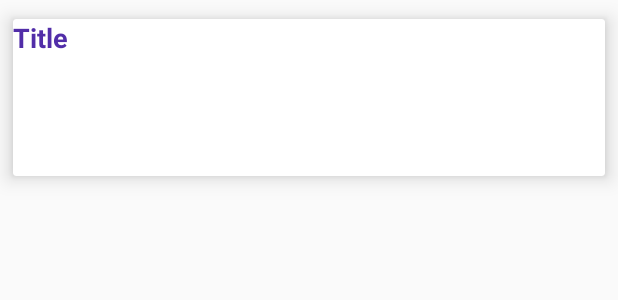
After one commit to Gravity-Innovative-Solutions/aurislife, an Android app: the layout notification_single.xml on its own in the app's theme, with its tools: preview values and no code run, on a phone screen of 412 x 824 dp. The commit adds this screen. Shown: the top 300 px of the screen. Run offline under Robolectric (Android 15) with nearby library versions, the phone set to English and light mode, and no system bars.

Commit message:
Added otp and asyctask on version code also notification actvity

```diff
--- a/app/build.gradle
+++ b/app/build.gradle
@@ -28,6 +28,7 @@ dependencies {
     compile 'com.android.support:support-v4:22.2.0'
     compile 'com.google.code.gson:gson:2.3'
     compile 'com.google.guava:guava:18.0'
+    compile "com.squareup.picasso:picasso:2.4.0"
     compile 'com.android.support:cardview-v7:22.2.0'
     compile 'net.i2p.android.ext:floatingactionbutton:1.9.0'
     compile 'com.microsoft.azure:azure-mobile-services-android-sdk:2.0.2'
--- a/app/src/main/java/in/gravitykerala/aurislife/SplashPage.java
+++ b/app/src/main/java/in/gravitykerala/aurislife/SplashPage.java
@@ -59,6 +59,7 @@ public class SplashPage extends AppCompatActivity {
         MobileServiceUser user = new MobileServiceUser(userId);
         user.setAuthenticationToken(tok);
         mClient.setCurrentUser(user);
+
 
     }
 
@@ -164,7 +165,7 @@ public class SplashPage extends AppCompatActivity {
                     Log.d("ID", result.Vname);
 
                     Toast.makeText(SplashPage.this, "" + result.Vcode, Toast.LENGTH_SHORT).show();
-                    if (versionCode < result.mVcode) {
+                    if (1 < result.mVcode) {
                         new CompolsuryUpdate(currentContext);
                     } else if (versionCode < result.Vcode) {
                         new NoCompulsaryUpdate(currentContext);
--- /dev/null
+++ b/app/src/main/res/layout/notification_single.xml
@@ -0,0 +1,83 @@
+<?xml version="1.0" encoding="utf-8"?>
+<LinearLayout xmlns:android="http://schemas.android.com/apk/res/android"
+    xmlns:app="http://schemas.android.com/apk/res-auto"
+    android:layout_width="match_parent"
+    android:layout_height="match_parent"
+
+    android:orientation="vertical">
+
+    <android.support.v7.widget.CardView
+        android:layout_width="match_parent"
+        android:layout_height="wrap_content"
+        app:cardElevation="8dp"
+        app:cardUseCompatPadding="true">
+
+        <LinearLayout
+            android:id="@+id/lnltmain"
+            android:layout_width="fill_parent"
+            android:layout_height="wrap_content"
+
+            android:orientation="horizontal">
+
+            <LinearLayout
+                android:id="@+id/lnlt0"
+                android:layout_width="wrap_content"
+                android:layout_height="wrap_content"
+
+                android:orientation="vertical">
+
+                <ImageView
+                    android:id="@+id/imageView2"
+                    android:layout_width="wrap_content"
+                    android:layout_height="wrap_content" />
+            </LinearLayout>
+
+            <LinearLayout
+                android:id="@+id/lnlt1"
+                android:layout_width="fill_parent"
+                android:layout_height="wrap_content"
+
+                android:orientation="vertical">
+
+                <TextView
+                    android:id="@+id/row_title"
+                    android:layout_width="fill_parent"
+                    android:layout_height="wrap_content"
+                    android:text="Title"
+
+
+                    android:textAppearance="?android:attr/textAppearanceMedium"
+                    android:textColor="@color/primary_darker"
+                    android:textStyle="bold" />
+
+                <TextView
+                    android:id="@+id/row_content"
+                    android:layout_width="fill_parent"
+                    android:layout_height="wrap_content"
+                    android:layout_marginLeft="3dp"
+                    android:paddingBottom="7dp"
+                    android:textAppearance="?android:attr/textAppearanceSmall"
+                    android:textColor="@color/primary_darker" />
+
+                <TextView
+                    android:id="@+id/row_content1"
+                    android:layout_width="fill_parent"
+                    android:layout_height="wrap_content"
+                    android:layout_marginLeft="3dp"
+                    android:paddingBottom="7dp"
+                    android:textAppearance="?android:attr/textAppearanceSmall"
+                    android:textColor="@color/primary_darker" />
+
+                <TextView
+                    android:id="@+id/row_content2"
+                    android:layout_width="fill_parent"
+                    android:layout_height="wrap_content"
+                    android:layout_marginLeft="3dp"
+                    android:paddingBottom="7dp"
+                    android:textAppearance="?android:attr/textAppearanceSmall"
+                    android:textColor="@color/primary_darker" />
+            </LinearLayout>
+        </LinearLayout>
+    </android.support.v7.widget.CardView>
+
+</LinearLayout>
```
Also changed, not shown: app/src/main/java/in/gravitykerala/aurislife/NotificationItemAdapter.java (added, +83 -0 lines), app/src/main/java/in/gravitykerala/aurislife/Notifications.java (added, +130 -0 lines), app/src/main/java/in/gravitykerala/aurislife/StudentNotificationDTO.java (added, +41 -0 lines), app/src/main/res/layout/activity_notifications.xml (added, +129 -0 lines).
